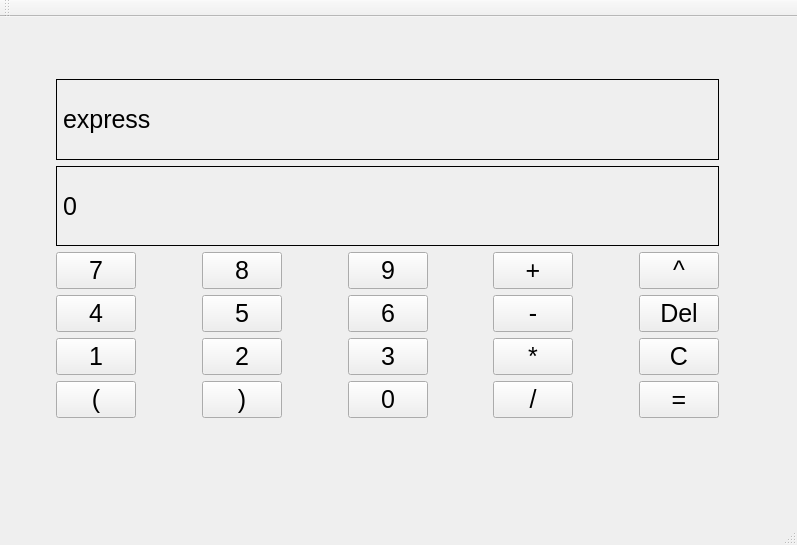
Before: the Qt Designer form mainwindow.ui in zhijuyingfeng/calculator, drawn with Qt 5.
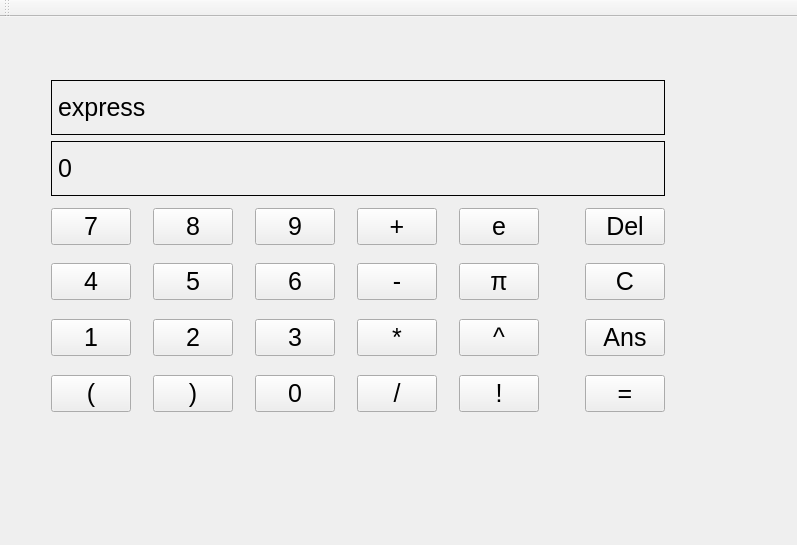
After: the same form once the commit is applied.

Patch:
```diff
--- a/mainwindow.ui
+++ b/mainwindow.ui
@@ -19,12 +19,12 @@
    <string>MainWindow</string>
   </property>
   <widget class="QWidget" name="centralWidget">
-   <widget class="QWidget" name="layoutWidget">
+   <widget class="QWidget" name="">
     <property name="geometry">
      <rect>
-      <x>45</x>
-      <y>51</y>
-      <width>685</width>
+      <x>40</x>
+      <y>52</y>
+      <width>636</width>
       <height>361</height>
      </rect>
     </property>
@@ -80,7 +80,7 @@
       </widget>
      </item>
      <item>
-      <layout class="QHBoxLayout" name="horizontalLayout_4">
+      <layout class="QHBoxLayout" name="horizontalLayout">
        <item>
         <widget class="QPushButton" name="Num7">
          <property name="text">
@@ -95,8 +95,8 @@
          </property>
          <property name="sizeHint" stdset="0">
           <size>
-           <width>40</width>
-           <height>20</height>
+           <width>13</width>
+           <height>49</height>
           </size>
          </property>
         </spacer>
@@ -115,8 +115,8 @@
          </property>
          <property name="sizeHint" stdset="0">
           <size>
-           <width>40</width>
-           <height>20</height>
+           <width>13</width>
+           <height>49</height>
           </size>
          </property>
         </spacer>
@@ -135,8 +135,8 @@
          </property>
          <property name="sizeHint" stdset="0">
           <size>
-           <width>40</width>
-           <height>20</height>
+           <width>13</width>
+           <height>49</height>
           </size>
          </property>
         </spacer>
@@ -155,6 +155,26 @@
          </property>
          <property name="sizeHint" stdset="0">
           <size>
+           <width>13</width>
+           <height>49</height>
+          </size>
+         </property>
+        </spacer>
+       </item>
+       <item>
+        <widget class="QPushButton" name="Euler">
+         <property name="text">
+          <string>e</string>
+         </property>
+        </widget>
+       </item>
+       <item>
+        <spacer name="horizontalSpacer_20">
+         <property name="orientation">
+          <enum>Qt::Horizontal</enum>
+         </property>
+         <property name="sizeHint" stdset="0">
+          <size>
            <width>40</width>
            <height>20</height>
           </size>
@@ -162,16 +182,16 @@
         </spacer>
        </item>
        <item>
-        <widget class="QPushButton" name="exp">
+        <widget class="QPushButton" name="delete_2">
          <property name="text">
-          <string>^</string>
+          <string>Del</string>
          </property>
         </widget>
        </item>
       </layout>
      </item>
      <item>
-      <layout class="QHBoxLayout" name="horizontalLayout_3">
+      <layout class="QHBoxLayout" name="horizontalLayout_2">
        <item>
         <widget class="QPushButton" name="Num4">
          <property name="text">
@@ -186,8 +206,8 @@
          </property>
          <property name="sizeHint" stdset="0">
           <size>
-           <width>40</width>
-           <height>20</height>
+           <width>13</width>
+           <height>50</height>
           </size>
          </property>
         </spacer>
@@ -206,8 +226,8 @@
          </property>
          <property name="sizeHint" stdset="0">
           <size>
-           <width>40</width>
-           <height>20</height>
+           <width>13</width>
+           <height>50</height>
           </size>
          </property>
         </spacer>
@@ -226,8 +246,8 @@
          </property>
          <property name="sizeHint" stdset="0">
           <size>
-           <width>40</width>
-           <height>20</height>
+           <width>13</width>
+           <height>50</height>
           </size>
          </property>
         </spacer>
@@ -246,6 +266,26 @@
          </property>
          <property name="sizeHint" stdset="0">
           <size>
+           <width>13</width>
+           <height>50</height>
+          </size>
+         </property>
+        </spacer>
+       </item>
+       <item>
+        <widget class="QPushButton" name="Pi">
+         <property name="text">
+          <string>π</string>
+         </property>
+        </widget>
+       </item>
+       <item>
+        <spacer name="horizontalSpacer_17">
+         <property name="orientation">
+          <enum>Qt::Horizontal</enum>
+         </property>
+         <property name="sizeHint" stdset="0">
+          <size>
            <width>40</width>
            <height>20</height>
           </size>
@@ -253,16 +293,16 @@
         </spacer>
        </item>
        <item>
-        <widget class="QPushButton" name="delete_2">
+        <widget class="QPushButton" name="clear">
          <property name="text">
-          <string>Del</string>
+          <string>C</string>
          </property>
         </widget>
        </item>
       </layout>
      </item>
      <item>
-      <layout class="QHBoxLayout" name="horizontalLayout_2">
+      <layout class="QHBoxLayout" name="horizontalLayout_3">
        <item>
         <widget class="QPushButton" name="Num1">
          <property name="text">
@@ -277,8 +317,8 @@
          </property>
          <property name="sizeHint" stdset="0">
           <size>
-           <width>40</width>
-           <height>20</height>
+           <width>13</width>
+           <height>50</height>
           </size>
          </property>
         </spacer>
@@ -297,8 +337,8 @@
          </property>
          <property name="sizeHint" stdset="0">
           <size>
-           <width>40</width>
-           <height>20</height>
+           <width>13</width>
+           <height>50</height>
           </size>
          </property>
         </spacer>
@@ -317,8 +357,8 @@
          </property>
          <property name="sizeHint" stdset="0">
           <size>
-           <width>40</width>
-           <height>20</height>
+           <width>13</width>
+           <height>50</height>
           </size>
          </property>
         </spacer>
@@ -337,6 +377,26 @@
          </property>
          <property name="sizeHint" stdset="0">
           <size>
+           <width>13</width>
+           <height>50</height>
+          </size>
+         </property>
+        </spacer>
+       </item>
+       <item>
+        <widget class="QPushButton" name="exp">
+         <property name="text">
+          <string>^</string>
+         </property>
+        </widget>
+       </item>
+       <item>
+        <spacer name="horizontalSpacer_18">
+         <property name="orientation">
+          <enum>Qt::Horizontal</enum>
+         </property>
+         <property name="sizeHint" stdset="0">
+          <size>
            <width>40</width>
            <height>20</height>
           </size>
@@ -344,16 +404,16 @@
         </spacer>
        </item>
        <item>
-        <widget class="QPushButton" name="clear">
+        <widget class="QPushButton" name="Ans">
          <property name="text">
-          <string>C</string>
+          <string>Ans</string>
          </property>
         </widget>
        </item>
       </layout>
      </item>
      <item>
-      <layout class="QHBoxLayout" name="horizontalLayout">
+      <layout class="QHBoxLayout" name="horizontalLayout_4">
        <item>
         <widget class="QPushButton" name="left">
          <property name="text">
@@ -368,8 +428,8 @@
          </property>
          <property name="sizeHint" stdset="0">
           <size>
-           <width>40</width>
-           <height>20</height>
+           <width>13</width>
+           <height>50</height>
           </size>
          </property>
         </spacer>
@@ -388,8 +448,8 @@
          </property>
          <property name="sizeHint" stdset="0">
           <size>
-           <width>40</width>
-           <height>20</height>
+           <width>13</width>
+           <height>50</height>
           </size>
          </property>
         </spacer>
@@ -408,8 +468,8 @@
          </property>
          <property name="sizeHint" stdset="0">
           <size>
-           <width>40</width>
-           <height>20</height>
+           <width>13</width>
+           <height>50</height>
           </size>
          </property>
         </spacer>
@@ -428,6 +488,26 @@
          </property>
          <property name="sizeHint" stdset="0">
           <size>
+           <width>13</width>
+           <height>50</height>
+          </size>
+         </property>
+        </spacer>
+       </item>
+       <item>
+        <widget class="QPushButton" name="fact">
+         <property name="text">
+          <string>!</string>
+         </property>
+        </widget>
+       </item>
+       <item>
+        <spacer name="horizontalSpacer_19">
+         <property name="orientation">
+          <enum>Qt::Horizontal</enum>
+         </property>
+         <property name="sizeHint" stdset="0">
+          <size>
            <width>40</width>
            <height>20</height>
           </size>
@@ -464,7 +544,6 @@
     <bool>false</bool>
    </attribute>
   </widget>
-  <widget class="QStatusBar" name="statusBar"/>
  </widget>
  <layoutdefault spacing="6" margin="11"/>
  <resources/>
```
Left out of the diff: 2 changed lines with no effect on the pictures.
